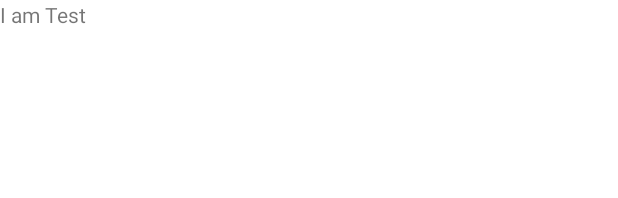
After one commit to sadoMasupilami/eatitall, an Android app: the layout activity_test.xml on its own in the app's theme, with its tools: preview values and no code run, on a phone screen of 412 x 824 dp. The commit adds this screen. Shown: the top 198 px of the screen. Run offline under Robolectric (Android 15) with nearby library versions, the phone set to English and light mode, and no system bars.

```diff
--- a/app/src/main/AndroidManifest.xml
+++ b/app/src/main/AndroidManifest.xml
@@ -45,6 +45,8 @@
 
         <activity android:name="at.fhjoanneum.eatitall.ui.MeasurementActivity" />
 
+        <activity android:name="at.fhjoanneum.eatitall.ui.TestActivity" />
+
         <service android:name="at.fhjoanneum.eatitall.service.LocationService" />
 
     </application>
--- a/app/src/main/java/at/fhjoanneum/eatitall/ui/SplashActivity.java
+++ b/app/src/main/java/at/fhjoanneum/eatitall/ui/SplashActivity.java
@@ -22,7 +22,7 @@ public class SplashActivity extends AppCompatActivity {
         super.onStart();
 
         new Handler().postDelayed(() -> {
-            Intent intent = new Intent(SplashActivity.this, MainActivity.class);
+            Intent intent = new Intent(SplashActivity.this, TestActivity.class);
             startActivity(intent);
         }, 2000);
     }
--- /dev/null
+++ b/app/src/main/res/layout/activity_test.xml
@@ -0,0 +1,13 @@
+<?xml version="1.0" encoding="utf-8"?>
+<LinearLayout xmlns:android="http://schemas.android.com/apk/res/android"
+    xmlns:tools="http://schemas.android.com/tools"
+    android:orientation="vertical" android:layout_width="match_parent"
+    android:layout_height="match_parent">
+
+    <TextView
+        android:id="@+id/test_textView"
+        android:layout_width="match_parent"
+        android:layout_height="wrap_content"
+        android:text="TextView"
+        tools:text="I am Test" />
+</LinearLayout>
```
Also changed, not shown: app/build.gradle (+6 -3 lines), app/src/main/java/at/fhjoanneum/eatitall/ui/TestActivity.java (added, +45 -0 lines), app/src/main/res/eat_logo/web_hi_res_512.png (deleted).
